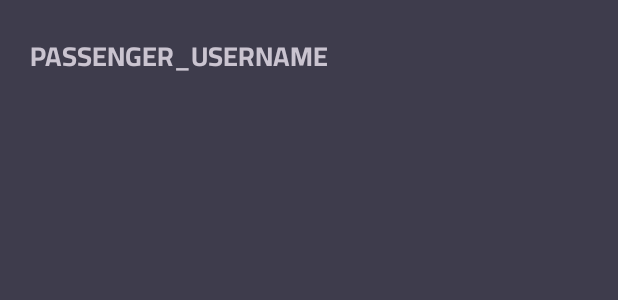
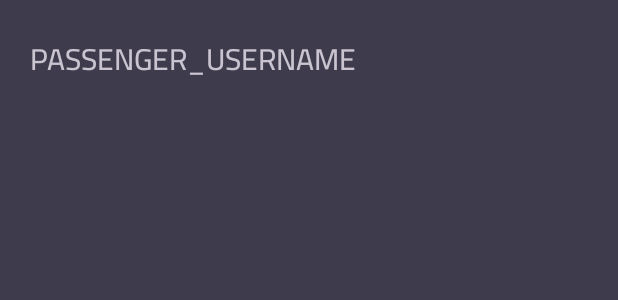
Before and after one commit to 50t0r25/RiiDE-prototype, an Android app: the layout item_passenger.xml on its own in the app's theme, with its tools: preview values and no code run, on a phone screen of 412 x 824 dp. Shown: the top 300 px of the screen. Run offline under Robolectric (Android 15) with nearby library versions, the phone set to English and light mode, and no system bars.

Commit message:
Few additions: tweaked the recyclerView displaying passenger usernames made the trip that the user is currently in, have a different outline color when viewing trips

```diff
--- a/app/src/main/java/com/ryantest/prototype01/PassengersAdapter.kt
+++ b/app/src/main/java/com/ryantest/prototype01/PassengersAdapter.kt
@@ -7,8 +7,6 @@ import com.ryantest.prototype01.databinding.ItemPassengerBinding
 
 class PassengersAdapter(var passengerItems: List<PassengerItem>,private val onItemClicked: (position: Int) -> Unit): RecyclerView.Adapter<PassengersAdapter.PassengersViewHolder>() {
 
-    // I mainly DO NOT HAVE A SINGLE CLUE what is happening in this class
-    // All i know is that i passed the onItemClick function as a parameter to be able to execute code when items are clicked
     inner class PassengersViewHolder(val binding: ItemPassengerBinding) : RecyclerView.ViewHolder(binding.root)
 
     override fun onCreateViewHolder(parent: ViewGroup, viewType: Int): PassengersViewHolder {
--- a/app/src/main/res/layout/item_passenger.xml
+++ b/app/src/main/res/layout/item_passenger.xml
@@ -9,8 +9,8 @@
         android:id="@+id/passengerNameTv"
         android:layout_width="match_parent"
         android:layout_height="wrap_content"
-        android:fontFamily="@font/cairo_bold"
-        android:textSize="18sp"
+        android:fontFamily="@font/cairo_medium"
+        android:textSize="20sp"
         android:text="PASSENGER_USERNAME"
         app:layout_constraintBottom_toBottomOf="parent"
         app:layout_constraintEnd_toEndOf="parent"
```
Also changed, not shown: app/src/main/java/com/ryantest/prototype01/DisplayPassengersFragment.kt (+14 -1 lines), app/src/main/java/com/ryantest/prototype01/DisplayTripsFragment.kt (+21 -5 lines), app/src/main/java/com/ryantest/prototype01/TripsAdapter.kt (+8 -4 lines).
